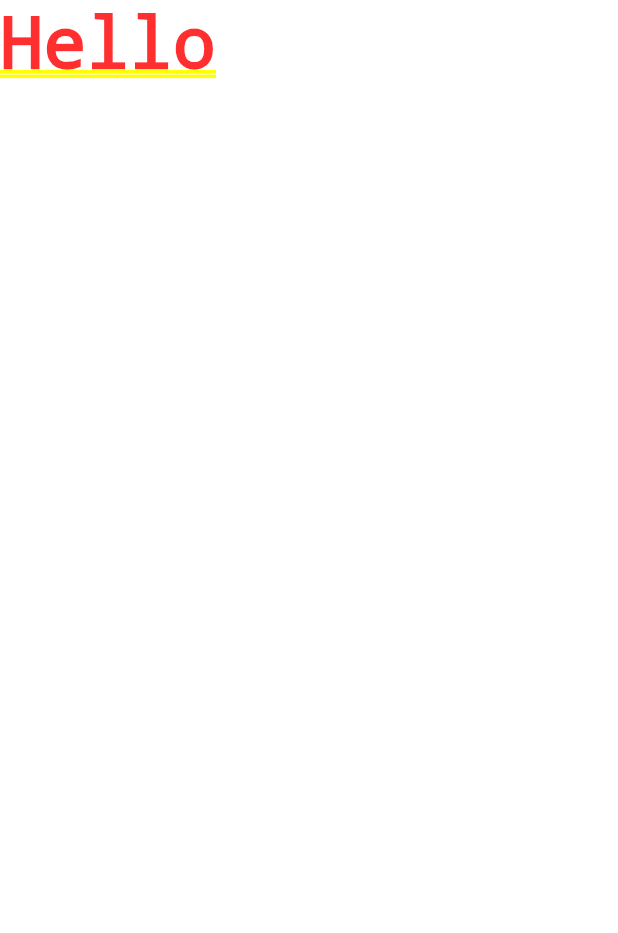
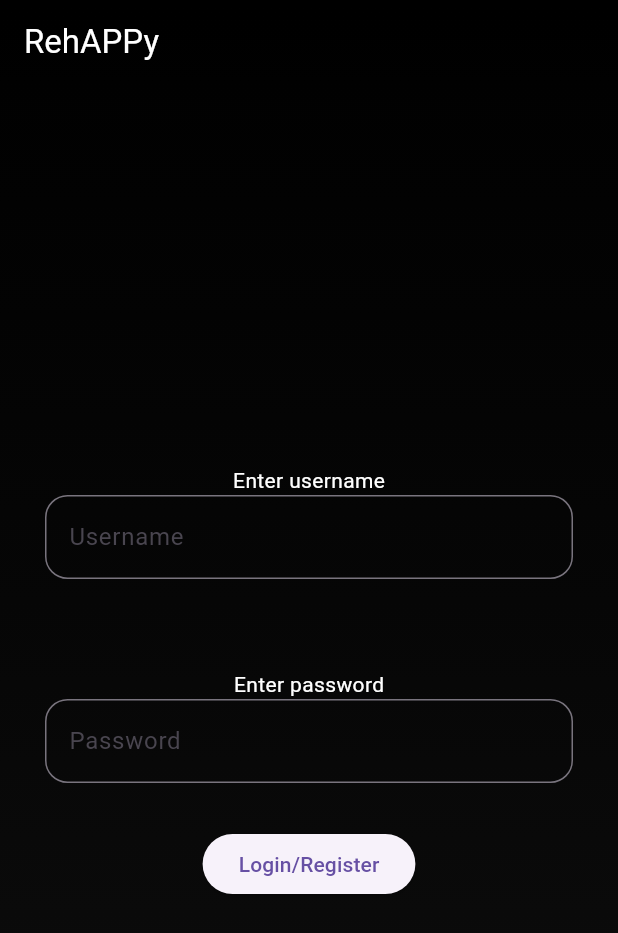
Before and after one commit to ivanrj7j/rehappy, a Flutter app: the screen it shows after launch, on a phone screen of 412 x 824 dp. Shown: the top 933 px of the screen. Run offline on Flutter 3.47's test engine with Material 3 defaults, Android fonts, the phone set to English and light mode, and no system bars.

Commit message:
started working on login page

```diff
--- a/lib/main.dart
+++ b/lib/main.dart
@@ -1,5 +1,5 @@
 import 'package:flutter/material.dart';
-import 'pages/home.dart';
+import 'pages/login.dart';
 
 void main() {
   runApp(const MyApp());
@@ -13,7 +13,7 @@ class MyApp extends StatelessWidget {
   Widget build(BuildContext context) {
     return MaterialApp(
       title: 'RehAppy',
-      home: HomePage(),
+      home: LoginPage(),
     );
   }
 }
--- /dev/null
+++ b/lib/modules/textInput.dart
@@ -0,0 +1,43 @@
+import 'package:flutter/material.dart';
+
+class InputText extends StatefulWidget {
+  final String promopt;
+  final String placeholder;
+  final bool isPassword;
+  const InputText(
+      {super.key,
+      required this.promopt,
+      required this.placeholder,
+      this.isPassword = false});
+
+  @override
+  State<InputText> createState() => _InputTextState();
+}
+
+class _InputTextState extends State<InputText> {
+  @override
+  Widget build(BuildContext context) {
+    return Container(
+      margin: EdgeInsets.all(10),
+      padding: EdgeInsets.all(20),
+      child: Column(
+        children: [
+          Text(
+            widget.promopt,
+            style: TextStyle(color: Colors.white),
+            textAlign: TextAlign.left,
+          ),
+          TextField(
+            decoration: InputDecoration(
+              border:
+                  OutlineInputBorder(borderRadius: BorderRadius.circular(15)),
+              hintText: widget.placeholder,
+            ),
+            style: TextStyle(color: Colors.white),
+            obscureText: widget.isPassword,
+          ),
+        ],
+      ),
+    );
+  }
+}
--- a/lib/pages/home.dart
+++ /dev/null
@@ -1,15 +0,0 @@
-import 'package:flutter/material.dart';
-
-class HomePage extends StatefulWidget {
-  const HomePage({super.key});
-
-  @override
-  State<HomePage> createState() => _HomePageState();
-}
-
-class _HomePageState extends State<HomePage> {
-  @override
-  Widget build(BuildContext context) {
-    return Text("Hello");
-  }
-}
--- /dev/null
+++ b/lib/pages/login.dart
@@ -0,0 +1,60 @@
+import 'package:flutter/material.dart';
+import '../modules/textInput.dart';
+
+class LoginPage extends StatefulWidget {
+  const LoginPage({super.key});
+
+  @override
+  State<LoginPage> createState() => _LoginPageState();
+}
+
+class _LoginPageState extends State<LoginPage> {
+  @override
+  Widget build(BuildContext context) {
+    return Scaffold(
+      backgroundColor: Colors.black,
+      appBar: AppBar(
+        backgroundColor: Colors.black,
+        title: Text(
+          "RehAPPy",
+          style: TextStyle(color: Colors.white),
+        ),
+        flexibleSpace: Container(
+          decoration: BoxDecoration(
+              gradient: LinearGradient(colors: [
+            Color.fromARGB(0, 0, 0, 0),
+            Color.fromARGB(30, 9, 9, 9)
+          ], begin: Alignment.topCenter, end: Alignment.bottomCenter)),
+        ),
+      ),
+      body: Container(
+        decoration: BoxDecoration(
+          gradient: LinearGradient(colors: [
+            Color.fromARGB(30, 9, 9, 9),
+            Color.fromARGB(255, 15, 15, 15),
+          ], begin: Alignment.topCenter, end: Alignment.bottomCenter),
+        ),
+        child: Column(
+          crossAxisAlignment: CrossAxisAlignment.center,
+          mainAxisAlignment: MainAxisAlignment.center,
+          children: [
+            InputText(
+              promopt: "Enter username",
+              placeholder: "Username",
+            ),
+            InputText(
+              promopt: "Enter password",
+              placeholder: "Password",
+              isPassword: true,
+            ),
+            ElevatedButton(
+                onPressed: () {
+                  print("Hello clicky!");
+                },
+                child: Text("Login/Register")),
+          ],
+        ),
+      ),
+    );
+  }
+}
```
